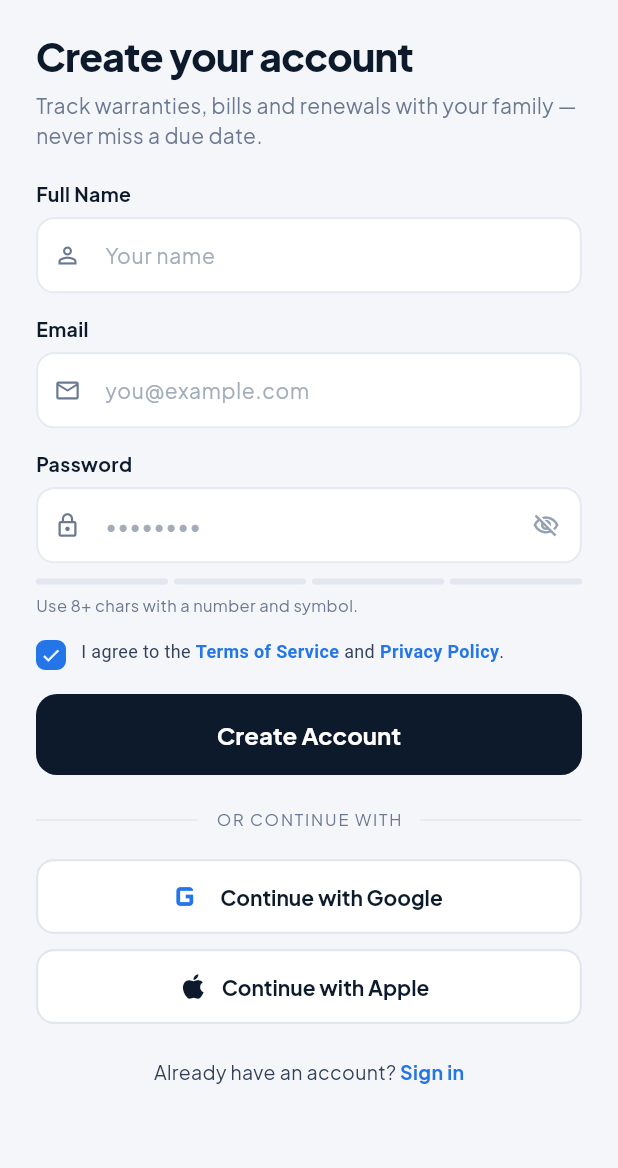
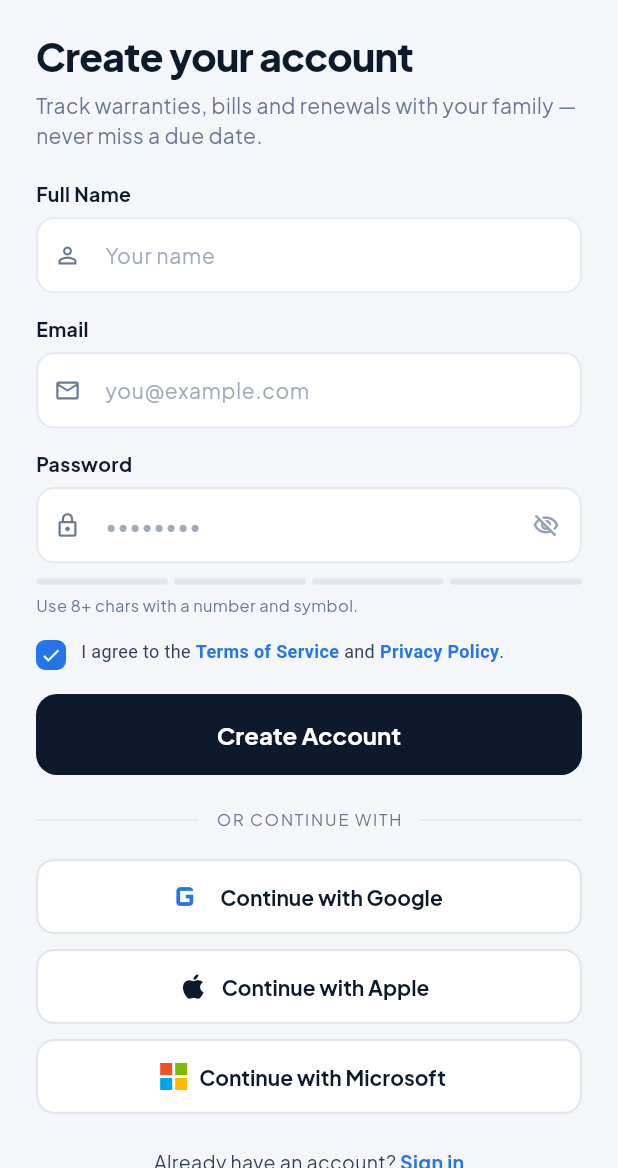
Before and after one commit to mytechbytes/docsbuddy, a Flutter app: the SignUpPage screen opened by its route, on a phone screen of 412 x 824 dp, the part 68-1236 px from its top. Run offline on Flutter 3.47's test engine with Material 3 defaults, Android fonts, the phone set to English and light mode, and no system bars; our stand-ins replace file_picker, firebase_core, firebase_crashlytics, firebase_messaging, flutter_local_notifications, flutter_riverpod and 11 more; accounts and stored records are empty.

Commit message:
feat(auth): Microsoft sign-in; iOS OAuth redirect via custom scheme
- "Continue with Microsoft" on sign-in and sign-up (Supabase azure
  provider, email scope), through repository, fake and controller
- Env.authRedirectUrl is platform-aware: iOS uses the custom scheme
  until universal links are configured (IOS_UNIVERSAL_LINKS=true),
  Android keeps the verified App Link
- docs/social-sign-in.md: Google / Apple / Microsoft provider setup
- tests for the Microsoft path, redirect selection and the button

Co-Authored-By: Claude Opus 5.5 <noreply@anthropic.com>

```diff
--- a/lib/core/theme/app_colors.dart
+++ b/lib/core/theme/app_colors.dart
@@ -71,6 +71,12 @@ abstract final class AppColors {
   static const registrationFg = Color(0xFF4D8A64);
   static const otherKindBg = Color(0xFFEEF1F6);
 
+  // Microsoft brand mark
+  static const msRed = Color(0xFFF25022);
+  static const msGreen = Color(0xFF7FBA00);
+  static const msBlue = Color(0xFF00A4EF);
+  static const msYellow = Color(0xFFFFB900);
+
   // Onboarding illustrations
   static const illustrationLabel = Color(0xFF7A6A53);
   static const tintBlue = Color(0xFFEAF0FB);
--- a/lib/features/auth/application/auth_controller.dart
+++ b/lib/features/auth/application/auth_controller.dart
@@ -42,6 +42,8 @@ class AuthController extends AsyncNotifier<void> {
 
   Future<bool> apple() => _run(_repo.signInWithApple);
 
+  Future<bool> microsoft() => _run(_repo.signInWithMicrosoft);
+
   Future<bool> sendResetCode(String email) => _run(() => _repo.sendPasswordResetCode(email.trim()));
 
   Future<bool> verifyResetCode(String email, String token) =>
--- a/lib/features/auth/data/auth_remote_data_source.dart
+++ b/lib/features/auth/data/auth_remote_data_source.dart
@@ -1,6 +1,6 @@
 import 'package:supabase_flutter/supabase_flutter.dart';
 
-enum OAuthProviderKind { google, apple }
+enum OAuthProviderKind { google, apple, microsoft }
 
 /// Thin GoTrue wrapper — no validation, no error translation.
 abstract interface class AuthRemoteDataSource {
@@ -41,8 +41,12 @@ class SupabaseAuthRemoteDataSource implements AuthRemoteDataSource {
         switch (provider) {
           OAuthProviderKind.google => OAuthProvider.google,
           OAuthProviderKind.apple => OAuthProvider.apple,
+          // Supabase's provider for Microsoft Entra ID / personal accounts.
+          OAuthProviderKind.microsoft => OAuthProvider.azure,
         },
         redirectTo: redirectTo,
+        // Azure only returns the email address when asked for it.
+        scopes: provider == OAuthProviderKind.microsoft ? 'email' : null,
       );
 
   @override
--- a/lib/features/auth/data/fake_auth_repository.dart
+++ b/lib/features/auth/data/fake_auth_repository.dart
@@ -55,6 +55,12 @@ class FakeAuthRepository implements AuthRepository {
   }
 
   @override
+  Future<void> signInWithMicrosoft() async {
+    await _delay();
+    _setSignedIn(true);
+  }
+
+  @override
   Future<void> sendPasswordResetCode(String email) async {
     await _delay();
     if (!_emailRe.hasMatch(email)) throw const AuthFailure('Enter a valid email address.');
--- a/lib/features/auth/data/remote_auth_repository.dart
+++ b/lib/features/auth/data/remote_auth_repository.dart
@@ -6,7 +6,7 @@ import 'auth_remote_data_source.dart';
 /// input normalisation and error translation (`guardBackend` maps GoTrue's
 /// `AuthException` to a user-safe `AuthFailure`).
 ///
-/// NOTE: OAuth (Google/Apple) additionally requires the providers to be enabled
+/// NOTE: OAuth (Google/Apple/Microsoft) additionally requires the providers to be enabled
 /// in the Supabase dashboard and a deep-link redirect configured per platform;
 /// the recovery-code flow assumes email OTP is enabled.
 class RemoteAuthRepository implements AuthRepository {
@@ -45,6 +45,10 @@ class RemoteAuthRepository implements AuthRepository {
   Future<void> signInWithApple() => guardBackend(() => _remote.signInWithOAuth(OAuthProviderKind.apple, redirectUrl));
 
   @override
+  Future<void> signInWithMicrosoft() =>
+      guardBackend(() => _remote.signInWithOAuth(OAuthProviderKind.microsoft, redirectUrl));
+
+  @override
   Future<void> sendPasswordResetCode(String email) => guardBackend(() => _remote.sendEmailOtp(email.trim()));
 
   @override
--- a/lib/features/auth/domain/auth_repository.dart
+++ b/lib/features/auth/domain/auth_repository.dart
@@ -14,6 +14,9 @@ abstract interface class AuthRepository {
 
   Future<void> signInWithApple();
 
+  /// Microsoft work, school or personal account (Supabase "Azure").
+  Future<void> signInWithMicrosoft();
+
   /// Sends a 6-digit recovery code to [email].
   Future<void> sendPasswordResetCode(String email);
 
--- a/lib/features/auth/presentation/sign_in_page.dart
+++ b/lib/features/auth/presentation/sign_in_page.dart
@@ -43,6 +43,11 @@ class _SignInPageState extends ConsumerState<SignInPage> {
     if (ok && mounted) context.go(AppRoutes.dashboard);
   }
 
+  Future<void> _microsoft() async {
+    final ok = await ref.read(authControllerProvider.notifier).microsoft();
+    if (ok && mounted) context.go(AppRoutes.dashboard);
+  }
+
   @override
   Widget build(BuildContext context) {
     listenAuthErrors(ref, context);
@@ -71,6 +76,8 @@ class _SignInPageState extends ConsumerState<SignInPage> {
         SocialButton(provider: SocialProvider.google, onPressed: _google),
         const SizedBox(height: 10),
         SocialButton(provider: SocialProvider.apple, onPressed: _apple),
+        const SizedBox(height: 10),
+        SocialButton(provider: SocialProvider.microsoft, onPressed: _microsoft),
         const SizedBox(height: 22),
         InlineLink(lead: context.l10n.authNoAccountLead, action: context.l10n.authSignUpAction, onTap: () => context.push(AppRoutes.signUp)),
       ],
--- a/lib/features/auth/presentation/sign_up_page.dart
+++ b/lib/features/auth/presentation/sign_up_page.dart
@@ -55,6 +55,11 @@ class _SignUpPageState extends ConsumerState<SignUpPage> {
     if (ok && mounted) context.go(AppRoutes.dashboard);
   }
 
+  Future<void> _microsoft() async {
+    final ok = await ref.read(authControllerProvider.notifier).microsoft();
+    if (ok && mounted) context.go(AppRoutes.dashboard);
+  }
+
   @override
   Widget build(BuildContext context) {
     listenAuthErrors(ref, context);
@@ -83,6 +88,8 @@ class _SignUpPageState extends ConsumerState<SignUpPage> {
         SocialButton(provider: SocialProvider.google, onPressed: _google),
         const SizedBox(height: 10),
         SocialButton(provider: SocialProvider.apple, onPressed: _apple),
+        const SizedBox(height: 10),
+        SocialButton(provider: SocialProvider.microsoft, onPressed: _microsoft),
         const SizedBox(height: 22),
         InlineLink(lead: context.l10n.authHaveAccountLead, action: context.l10n.commonSignIn, onTap: () => context.go(AppRoutes.signIn)),
       ],
--- a/lib/features/auth/presentation/widgets/auth_widgets.dart
+++ b/lib/features/auth/presentation/widgets/auth_widgets.dart
@@ -6,6 +6,7 @@ import '../../../../core/widgets/db_logo.dart';
 import '../../application/auth_controller.dart';
 import '../../../../core/l10n/l10n.dart';
 import '../../../../core/theme/app_theme.dart';
+import '../../../../core/theme/app_colors.dart';
 
 /// Wire this in a page's `build` to surface [AuthController] failures as a
 /// SnackBar. Safe to call once per build (ref.listen dedupes).
@@ -142,9 +143,9 @@ class OrDivider extends StatelessWidget {
   }
 }
 
-enum SocialProvider { google, apple }
+enum SocialProvider { google, apple, microsoft }
 
-/// Outlined "Continue with Google/Apple" button.
+/// Outlined "Continue with Google/Apple/Microsoft" button.
 class SocialButton extends StatelessWidget {
   const SocialButton({super.key, required this.provider, required this.onPressed});
 
@@ -153,15 +154,20 @@ class SocialButton extends StatelessWidget {
 
   @override
   Widget build(BuildContext context) {
-    final isApple = provider == SocialProvider.apple;
+    final (icon, label) = switch (provider) {
+      SocialProvider.google => (
+          Icon(Icons.g_mobiledata, size: 30, color: context.palette.accent) as Widget,
+          context.l10n.authContinueWithGoogle,
+        ),
+      SocialProvider.apple => (Icon(Icons.apple, size: 22, color: context.palette.text), context.l10n.authContinueWithApple),
+      SocialProvider.microsoft => (const _MicrosoftLogo(), context.l10n.authContinueWithMicrosoft),
+    };
     return SizedBox(
       height: 50,
       child: OutlinedButton.icon(
         onPressed: onPressed,
-        icon: isApple
-            ? Icon(Icons.apple, size: 22, color: context.palette.text)
-            : Icon(Icons.g_mobiledata, size: 30, color: context.palette.accent),
-        label: Text(isApple ? context.l10n.authContinueWithApple : context.l10n.authContinueWithGoogle),
+        icon: icon,
+        label: Text(label),
         style: OutlinedButton.styleFrom(
           foregroundColor: context.palette.text,
           backgroundColor: context.palette.surface,
@@ -169,6 +175,28 @@ class SocialButton extends StatelessWidget {
           shape: RoundedRectangleBorder(borderRadius: BorderRadius.circular(12)),
           textStyle: const TextStyle(fontSize: 14, fontWeight: FontWeight.w700, fontFamily: 'PlusJakartaSans'),
         ),
+      ),
+    );
+  }
+}
+
+/// Microsoft's four-square mark (brand colours, fixed in both themes).
+class _MicrosoftLogo extends StatelessWidget {
+  const _MicrosoftLogo();
+
+  static const _squares = [AppColors.msRed, AppColors.msGreen, AppColors.msBlue, AppColors.msYellow];
+
+  @override
+  Widget build(BuildContext context) {
+    return SizedBox(
+      width: 18,
+      height: 18,
+      child: GridView.count(
+        crossAxisCount: 2,
+        mainAxisSpacing: 2,
+        crossAxisSpacing: 2,
+        physics: const NeverScrollableScrollPhysics(),
+        children: [for (final c in _squares) ColoredBox(color: c)],
       ),
     );
   }
--- a/lib/l10n/app_en.arb
+++ b/lib/l10n/app_en.arb
@@ -678,5 +678,6 @@
   "settingsAppearance": "Appearance",
   "appearanceSystem": "System",
   "appearanceLight": "Light",
-  "appearanceDark": "Dark"
+  "appearanceDark": "Dark",
+  "authContinueWithMicrosoft": "Continue with Microsoft"
 }
--- a/lib/l10n/app_localizations.dart
+++ b/lib/l10n/app_localizations.dart
@@ -2559,6 +2559,12 @@ abstract class AppLocalizations {
   /// In en, this message translates to:
   /// **'Dark'**
   String get appearanceDark;
+
+  /// No description provided for @authContinueWithMicrosoft.
+  ///
+  /// In en, this message translates to:
+  /// **'Continue with Microsoft'**
+  String get authContinueWithMicrosoft;
 }
 
 class _AppLocalizationsDelegate
--- a/lib/l10n/app_localizations_en.dart
+++ b/lib/l10n/app_localizations_en.dart
@@ -1397,4 +1397,7 @@ class AppLocalizationsEn extends AppLocalizations {
 
   @override
   String get appearanceDark => 'Dark';
+
+  @override
+  String get authContinueWithMicrosoft => 'Continue with Microsoft';
 }
```
Also changed, not shown: lib/core/config/env.dart (+19 -5 lines), 5 other files.
